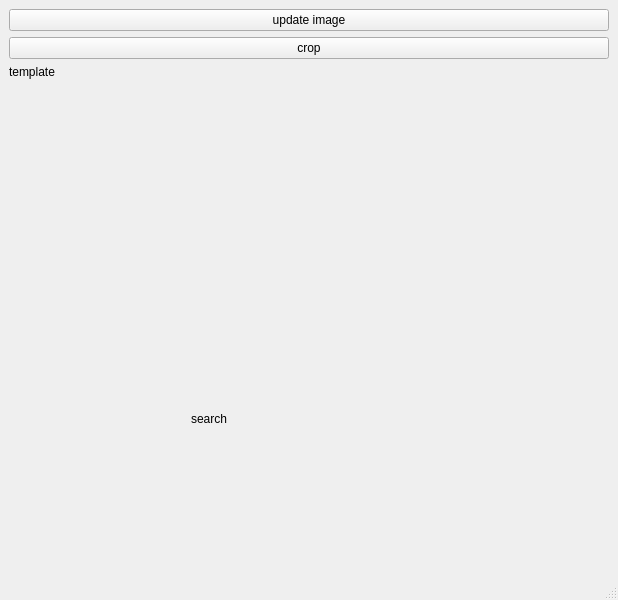
Qt form mainwindow.ui (hoshianaaa/geometric_match_ros) before a commit.
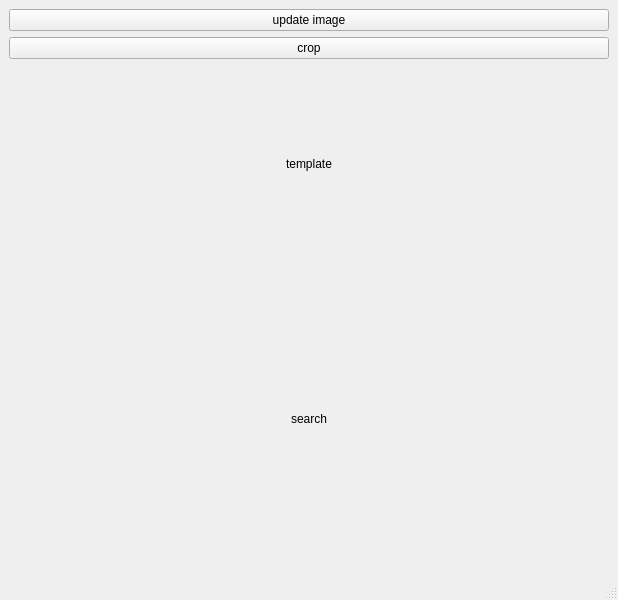
The same form after that commit.

```diff
--- a/mainwindow.ui
+++ b/mainwindow.ui
@@ -35,6 +35,19 @@
     </item>
     <item>
      <layout class="QHBoxLayout" name="horizontalLayout">
+      <item>
+       <spacer name="horizontalSpacer_4">
+        <property name="orientation">
+         <enum>Qt::Horizontal</enum>
+        </property>
+        <property name="sizeHint" stdset="0">
+         <size>
+          <width>40</width>
+          <height>20</height>
+         </size>
+        </property>
+       </spacer>
+      </item>
       <item>
        <layout class="QVBoxLayout" name="verticalLayout_2">
         <item>
@@ -44,19 +57,6 @@
           </property>
          </widget>
         </item>
-        <item>
-         <spacer name="verticalSpacer">
-          <property name="orientation">
-           <enum>Qt::Vertical</enum>
-          </property>
-          <property name="sizeHint" stdset="0">
-           <size>
-            <width>20</width>
-            <height>40</height>
-           </size>
-          </property>
-         </spacer>
-        </item>
        </layout>
       </item>
       <item>
@@ -75,6 +75,21 @@
      </layout>
     </item>
     <item>
+     <layout class="QHBoxLayout" name="horizontalLayout_2">
+      <item>
+       <spacer name="horizontalSpacer_2">
+        <property name="orientation">
+         <enum>Qt::Horizontal</enum>
+        </property>
+        <property name="sizeHint" stdset="0">
+         <size>
+          <width>40</width>
+          <height>20</height>
+         </size>
+        </property>
+       </spacer>
+      </item>
+      <item>
      <widget class="QLabel" name="label_2">
       <property name="sizePolicy">
        <sizepolicy hsizetype="Fixed" vsizetype="Fixed">
@@ -103,20 +118,19 @@
      </widget>
     </item>
     <item>
-     <spacer name="verticalSpacer_2">
+       <spacer name="horizontalSpacer_3">
       <property name="orientation">
-       <enum>Qt::Vertical</enum>
-      </property>
-      <property name="sizeType">
-       <enum>QSizePolicy::Minimum</enum>
+         <enum>Qt::Horizontal</enum>
       </property>
       <property name="sizeHint" stdset="0">
        <size>
-        <width>20</width>
-        <height>0</height>
+          <width>40</width>
+          <height>20</height>
        </size>
       </property>
      </spacer>
+      </item>
+     </layout>
     </item>
    </layout>
   </widget>
```
Lines whose indentation alone changed are shown as unchanged.
